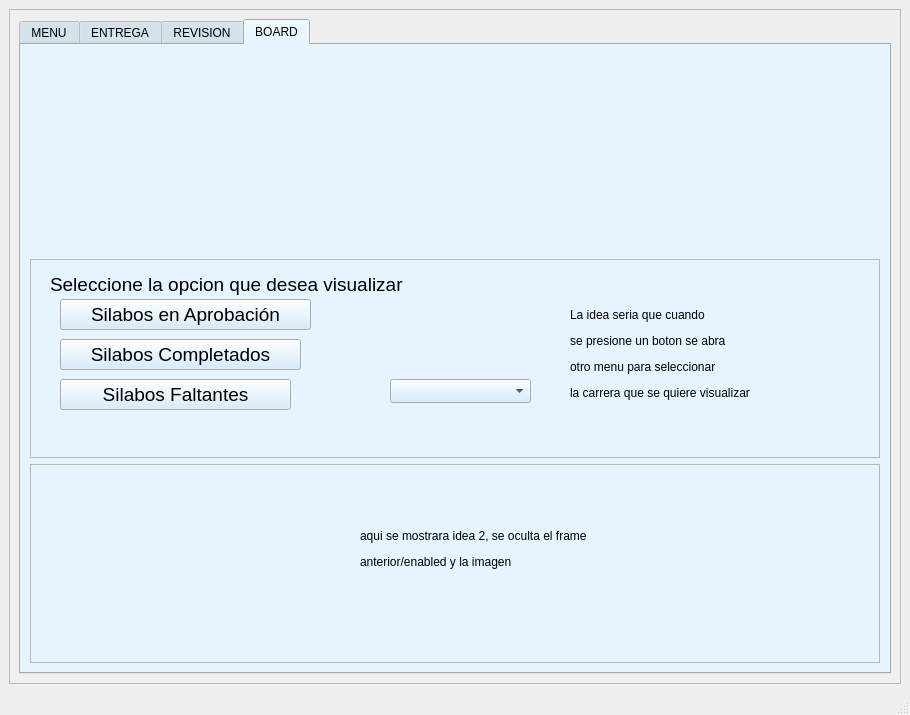
The window that mainwindow.ui (fer-hnndz/proyecto-silabos) describes before a commit, drawn with Qt 5.
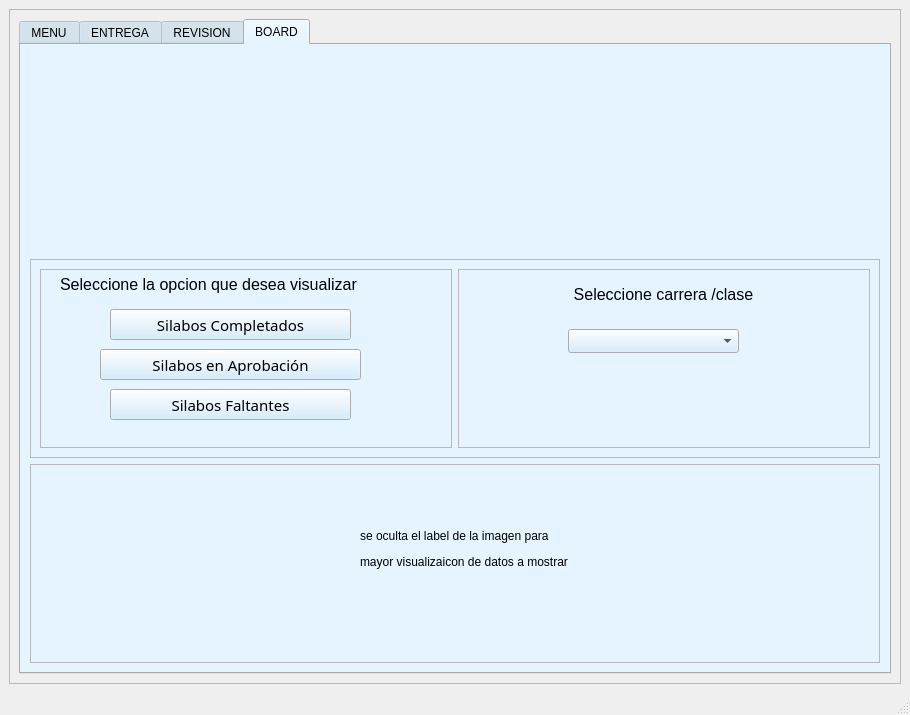
The same window after the commit. The open tabs and pages were chosen to show the change.

Commit message:
solo pendiente board
-se le puede dar click al table widget por medio de slot
-errores de ingreso evitados
-información requerida necesaria
-falta dashboard

Patch:
```diff
--- a/mainwindow.ui
+++ b/mainwindow.ui
@@ -790,104 +790,140 @@
               <property name="frameShadow">
                <enum>QFrame::Raised</enum>
               </property>
-              <widget class="QPushButton" name="btn_silabosEnAprobacion">
-               <property name="geometry">
-                <rect>
-                 <x>30</x>
-                 <y>40</y>
-                 <width>251</width>
-                 <height>31</height>
-                </rect>
-               </property>
-               <property name="font">
-                <font>
-                 <pointsize>14</pointsize>
-                </font>
-               </property>
-               <property name="text">
-                <string>Silabos en Aprobación</string>
-               </property>
-              </widget>
-              <widget class="QLabel" name="label">
-               <property name="geometry">
-                <rect>
-                 <x>20</x>
-                 <y>10</y>
-                 <width>421</width>
-                 <height>31</height>
-                </rect>
-               </property>
-               <property name="font">
-                <font>
-                 <pointsize>14</pointsize>
-                </font>
-               </property>
-               <property name="text">
-                <string>Seleccione la opcion que desea visualizar</string>
-               </property>
-              </widget>
-              <widget class="QPushButton" name="btn_silabosCompletados">
-               <property name="geometry">
-                <rect>
-                 <x>30</x>
-                 <y>80</y>
-                 <width>241</width>
-                 <height>31</height>
-                </rect>
-               </property>
-               <property name="font">
-                <font>
-                 <pointsize>14</pointsize>
-                </font>
-               </property>
-               <property name="text">
-                <string>Silabos Completados</string>
-               </property>
-              </widget>
-              <widget class="QPushButton" name="btn_silabosFaltantes">
-               <property name="geometry">
-                <rect>
-                 <x>30</x>
-                 <y>120</y>
-                 <width>231</width>
-                 <height>31</height>
-                </rect>
-               </property>
-               <property name="font">
-                <font>
-                 <pointsize>14</pointsize>
-                </font>
-               </property>
-               <property name="text">
-                <string>Silabos Faltantes</string>
-               </property>
-              </widget>
-              <widget class="QLabel" name="lblInfoIdea">
-               <property name="geometry">
-                <rect>
-                 <x>540</x>
-                 <y>20</y>
-                 <width>201</width>
-                 <height>151</height>
-                </rect>
-               </property>
-               <property name="text">
-                <string>&lt;html&gt;&lt;head/&gt;&lt;body&gt;&lt;p&gt;La idea seria que cuando &lt;/p&gt;&lt;p&gt;se presione un boton se abra &lt;/p&gt;&lt;p&gt;otro menu para seleccionar &lt;/p&gt;&lt;p&gt;la carrera que se quiere visualizar&lt;/p&gt;&lt;/body&gt;&lt;/html&gt;</string>
-               </property>
-               <property name="textFormat">
-                <enum>Qt::AutoText</enum>
-               </property>
-              </widget>
-              <widget class="QComboBox" name="cb_carrera">
-               <property name="geometry">
-                <rect>
-                 <x>360</x>
-                 <y>120</y>
-                 <width>141</width>
-                 <height>24</height>
-                </rect>
-               </property>
-              </widget>
+              <layout class="QGridLayout" name="gridLayout_13">
+               <item row="0" column="0">
+                <widget class="QFrame" name="frameBB1">
+                 <property name="frameShape">
+                  <enum>QFrame::StyledPanel</enum>
+                 </property>
+                 <property name="frameShadow">
+                  <enum>QFrame::Raised</enum>
+                 </property>
+                 <widget class="QPushButton" name="Bbtn_silabosFaltantes">
+                  <property name="geometry">
+                   <rect>
+                    <x>70</x>
+                    <y>120</y>
+                    <width>241</width>
+                    <height>31</height>
+                   </rect>
+                  </property>
+                  <property name="font">
+                   <font>
+                    <family>Sans Serif Collection</family>
+                    <pointsize>11</pointsize>
+                   </font>
+                  </property>
+                  <property name="text">
+                   <string>Silabos Faltantes</string>
+                  </property>
+                 </widget>
+                 <widget class="QPushButton" name="Bbtn_silabosCompletados">
+                  <property name="geometry">
+                   <rect>
+                    <x>70</x>
+                    <y>40</y>
+                    <width>241</width>
+                    <height>31</height>
+                   </rect>
+                  </property>
+                  <property name="font">
+                   <font>
+                    <family>Sans Serif Collection</family>
+                    <pointsize>11</pointsize>
+                   </font>
+                  </property>
+                  <property name="text">
+                   <string>Silabos Completados</string>
+                  </property>
+                 </widget>
+                 <widget class="QPushButton" name="Bbtn_silabosEnAprobacion">
+                  <property name="geometry">
+                   <rect>
+                    <x>60</x>
+                    <y>80</y>
+                    <width>261</width>
+                    <height>31</height>
+                   </rect>
+                  </property>
+                  <property name="font">
+                   <font>
+                    <family>Sans Serif Collection</family>
+                    <pointsize>11</pointsize>
+                   </font>
+                  </property>
+                  <property name="text">
+                   <string>Silabos en Aprobación</string>
+                  </property>
+                 </widget>
+                 <widget class="QLabel" name="Blbl_opcion">
+                  <property name="geometry">
+                   <rect>
+                    <x>20</x>
+                    <y>0</y>
+                    <width>371</width>
+                    <height>31</height>
+                   </rect>
+                  </property>
+                  <property name="font">
+                   <font>
+                    <pointsize>12</pointsize>
+                   </font>
+                  </property>
+                  <property name="text">
+                   <string>Seleccione la opcion que desea visualizar</string>
+                  </property>
+                 </widget>
+                </widget>
+               </item>
+               <item row="0" column="1">
+                <widget class="QFrame" name="frameBB2">
+                 <property name="frameShape">
+                  <enum>QFrame::StyledPanel</enum>
+                 </property>
+                 <property name="frameShadow">
+                  <enum>QFrame::Raised</enum>
+                 </property>
+                 <widget class="QComboBox" name="Bcb_carrera">
+                  <property name="geometry">
+                   <rect>
+                    <x>110</x>
+                    <y>60</y>
+                    <width>171</width>
+                    <height>24</height>
+                   </rect>
+                  </property>
+                  <property name="font">
+                   <font>
+                    <family>Sans Serif Collection</family>
+                    <pointsize>12</pointsize>
+                   </font>
+                  </property>
+                 </widget>
+                 <widget class="QLabel" name="Blbl_clases">
+                  <property name="geometry">
+                   <rect>
+                    <x>20</x>
+                    <y>10</y>
+                    <width>371</width>
+                    <height>31</height>
+                   </rect>
+                  </property>
+                  <property name="font">
+                   <font>
+                    <pointsize>12</pointsize>
+                   </font>
+                  </property>
+                  <property name="text">
+                   <string>Seleccione carrera /clase</string>
+                  </property>
+                  <property name="alignment">
+                   <set>Qt::AlignCenter</set>
+                  </property>
+                 </widget>
+                </widget>
+               </item>
+              </layout>
              </widget>
             </item>
             <item row="2" column="0">
@@ -908,7 +944,7 @@
                 </rect>
                </property>
                <property name="text">
-                <string>&lt;html&gt;&lt;head/&gt;&lt;body&gt;&lt;p&gt;aqui se mostrara idea 2, se oculta el frame &lt;/p&gt;&lt;p&gt;anterior/enabled y la imagen &lt;/p&gt;&lt;/body&gt;&lt;/html&gt;</string>
+                <string>&lt;html&gt;&lt;head/&gt;&lt;body&gt;&lt;p&gt;se oculta el label de la imagen para&lt;/p&gt;&lt;p&gt;mayor visualizaicon de datos a mostrar&lt;/p&gt;&lt;/body&gt;&lt;/html&gt;</string>
                </property>
                <property name="textFormat">
                 <enum>Qt::AutoText</enum>
```
Left out of the diff: 303 changed lines with no effect on the pictures. The commit also changes 2 other files.
